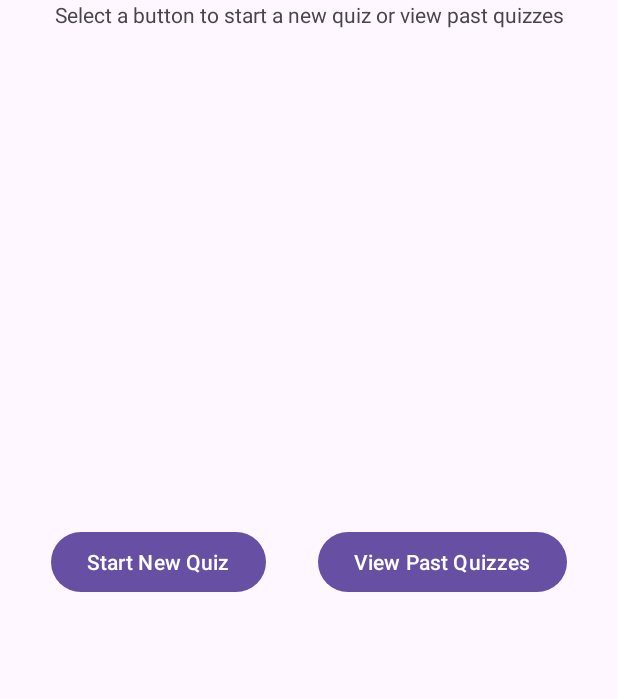
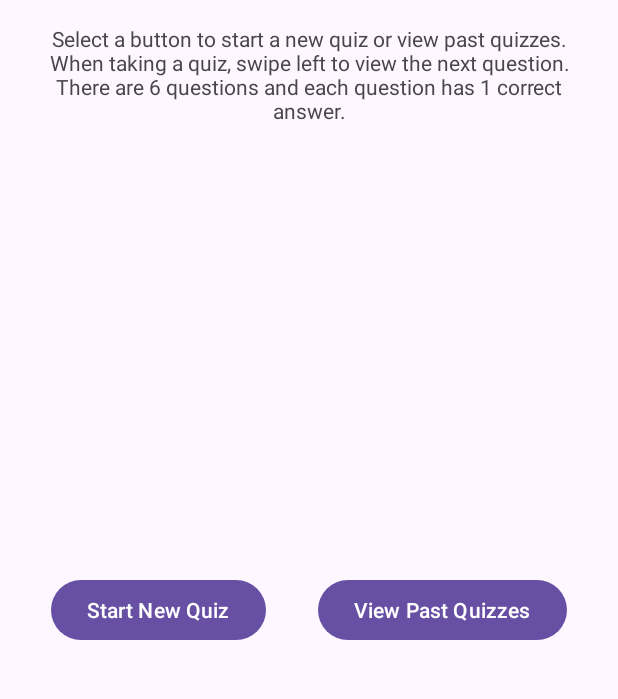
Before and after one commit to adurr21/CountryQuiz, an Android app: the screen it shows after launch (MainActivity), on a phone screen of 412 x 824 dp, the part 142-841 px from its top. Run offline under Robolectric (Android 15) with nearby library versions, the phone set to English and light mode, and no system bars; libraries missing offline, so code that uses them is left out: com.opencsv, com.opencsv.exceptions; 4 statements that could not run were skipped.

Commit message:
"display the purpose of the quiz and explain the basic rules"

```diff
--- a/app/src/main/res/layout/fragment_splash_screen.xml
+++ b/app/src/main/res/layout/fragment_splash_screen.xml
@@ -21,9 +21,12 @@
 
     <TextView
         android:id="@+id/textView2"
-        android:layout_width="wrap_content"
+        android:layout_width="match_parent"
+        android:paddingHorizontal="16dp"
+        android:paddingTop="16dp"
+        android:gravity="center"
         android:layout_height="wrap_content"
-        android:text="Select a button to start a new quiz or view past quizzes"
+        android:text="Select a button to start a new quiz or view past quizzes. When taking a quiz, swipe left to view the next question. There are 6 questions and each question has 1 correct answer."
         app:layout_constraintBottom_toBottomOf="parent"
         app:layout_constraintEnd_toEndOf="parent"
         app:layout_constraintStart_toStartOf="parent"
```
